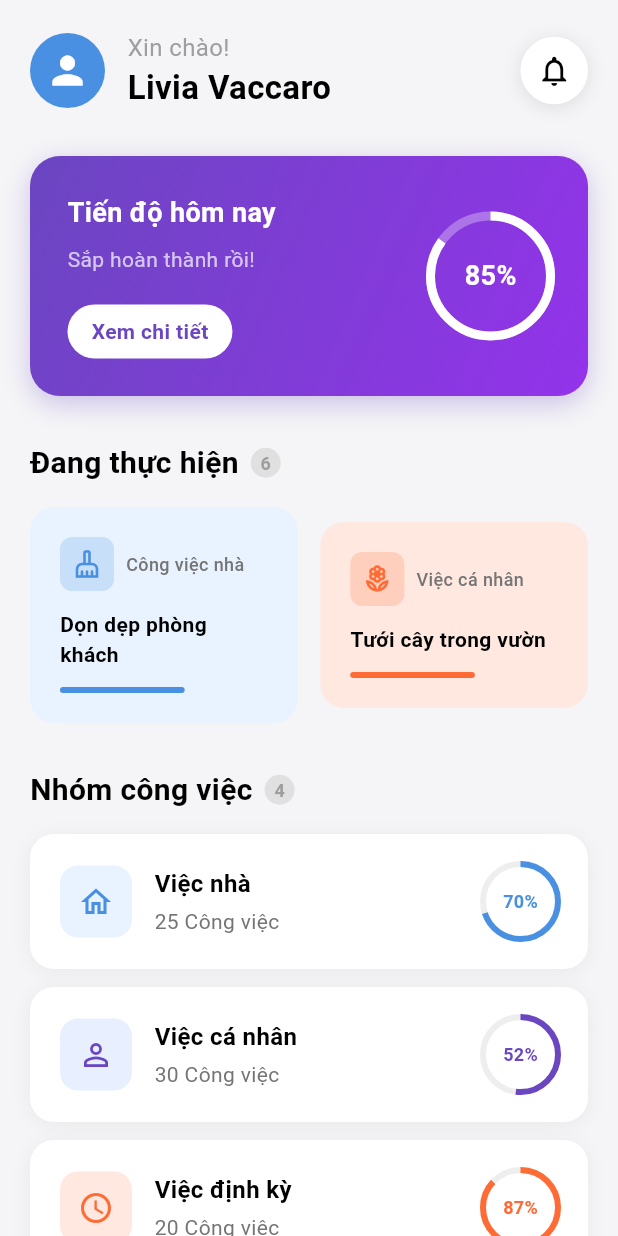
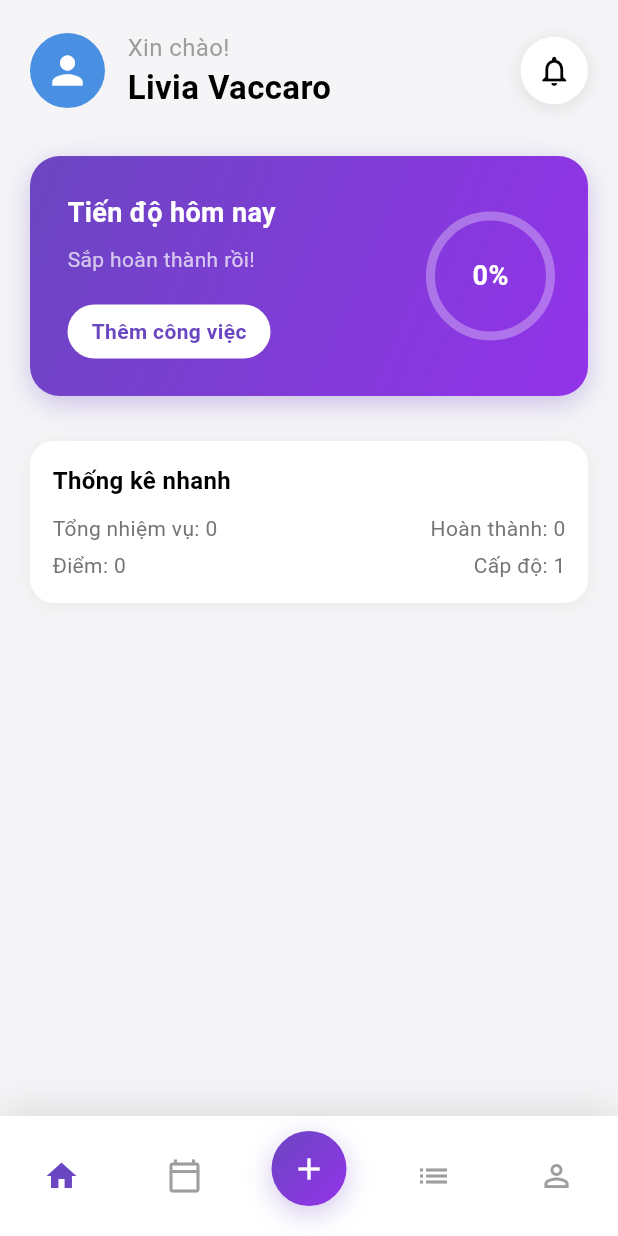
Before and after one commit to NguyenNhatHuynh/FamTask, a Flutter app: the DashboardScreen screen opened by its route, on a phone screen of 412 x 824 dp. Run offline on Flutter 3.47's test engine with Material 3 defaults, Android fonts, the light colour scheme and no system bars; our stand-ins replace firebase_auth, firebase_core, flutter_riverpod, freezed_annotation, go_router, sqflite; accounts and stored records are empty; generated files the repository leaves out were written again.

Commit message:
fix GoRouter The getter 'location' [temporary]

```diff
--- a/lib/app.dart
+++ b/lib/app.dart
@@ -17,7 +17,7 @@ class MyApp extends ConsumerWidget {
       debugShowCheckedModeBanner: false,
       theme: ThemeData(
         primaryColor: AppColors.primary,
-        scaffoldBackgroundColor: AppColors.background,
+        scaffoldBackgroundColor: const Color(0xFFF5F5F7),
         colorScheme: ColorScheme.fromSwatch().copyWith(
           primary: AppColors.primary,
           secondary: AppColors.secondary,
--- a/lib/features/dashboard/presentation/screens/dashboard_screen.dart
+++ b/lib/features/dashboard/presentation/screens/dashboard_screen.dart
@@ -1,13 +1,18 @@
 import 'package:flutter/material.dart';
 import 'package:flutter_riverpod/flutter_riverpod.dart';
 import 'package:go_router/go_router.dart';
+import 'package:famtask/core/models/task_model.dart';
+import 'package:famtask/core/providers/app_providers.dart';
 import 'package:famtask/routes/route_names.dart';
 
 class DashboardScreen extends ConsumerWidget {
-  const DashboardScreen({super.key});
+  final String location;
+  const DashboardScreen({super.key, required this.location});
 
   @override
   Widget build(BuildContext context, WidgetRef ref) {
+    final tasks = ref.watch(tasksProvider);
+
     return Scaffold(
       backgroundColor: const Color(0xFFF5F5F7),
       body: SafeArea(
@@ -19,18 +24,16 @@ class DashboardScreen extends ConsumerWidget {
               const SizedBox(height: 20),
               _buildHeader(),
               const SizedBox(height: 30),
-              _buildTodayProgressCard(),
+              _buildTodayProgressCard(context, ref),
               const SizedBox(height: 30),
-              _buildInProgressSection(),
+              _buildQuickStats(ref),
               const SizedBox(height: 30),
-              _buildTaskGroupsSection(),
-              const SizedBox(height: 30),
-              _buildBottomNavigation(context),
-              const SizedBox(height: 20),
+              const SizedBox(height: 20), // Placeholder for future content
             ],
           ),
         ),
       ),
+      bottomNavigationBar: _buildBottomNavigation(context, location),
     );
   }
 
@@ -72,7 +75,8 @@ class DashboardScreen extends ConsumerWidget {
     );
   }
 
-  Widget _buildTodayProgressCard() {
+  Widget _buildTodayProgressCard(BuildContext context, WidgetRef ref) {
+    final progress = ref.watch(tasksProvider.notifier).getTodayProgress();
     return Container(
       padding: const EdgeInsets.all(25),
       decoration: BoxDecoration(
@@ -92,10 +96,13 @@ class DashboardScreen extends ConsumerWidget {
                 const SizedBox(height: 8),
                 const Text('Sắp hoàn thành rồi!', style: TextStyle(color: Colors.white70, fontSize: 14)),
                 const SizedBox(height: 20),
-                Container(
-                  padding: const EdgeInsets.symmetric(horizontal: 16, vertical: 8),
-                  decoration: BoxDecoration(color: Colors.white, borderRadius: BorderRadius.circular(20)),
-                  child: const Text('Xem chi tiết', style: TextStyle(color: Color(0xFF6B46C1), fontSize: 14, fontWeight: FontWeight.w600)),
+                GestureDetector(
+                  onTap: () => context.push(RouteNames.addTask),
+                  child: Container(
+                    padding: const EdgeInsets.symmetric(horizontal: 16, vertical: 8),
+                    decoration: BoxDecoration(color: Colors.white, borderRadius: BorderRadius.circular(20)),
+                    child: const Text('Thêm công việc', style: TextStyle(color: Color(0xFF6B46C1), fontSize: 14, fontWeight: FontWeight.w600)),
+                  ),
                 ),
               ],
             ),
@@ -107,13 +114,13 @@ class DashboardScreen extends ConsumerWidget {
                 width: 80,
                 height: 80,
                 child: CircularProgressIndicator(
-                  value: 0.85,
+                  value: progress,
                   strokeWidth: 6,
                   backgroundColor: Colors.white30,
                   valueColor: const AlwaysStoppedAnimation<Color>(Colors.white),
                 ),
               ),
-              const Text('85%', style: TextStyle(color: Colors.white, fontSize: 18, fontWeight: FontWeight.bold)),
+              Text('${(progress * 100).toStringAsFixed(0)}%', style: const TextStyle(color: Colors.white, fontSize: 18, fontWeight: FontWeight.bold)),
             ],
           ),
         ],
@@ -121,105 +128,10 @@ class DashboardScreen extends ConsumerWidget {
     );
   }
 
-  Widget _buildInProgressSection() {
-    return Column(
-      crossAxisAlignment: CrossAxisAlignment.start,
-      children: [
-        Row(
-          children: [
-            const Text('Đang thực hiện', style: TextStyle(fontSize: 20, fontWeight: FontWeight.bold, color: Colors.black)),
-            const SizedBox(width: 8),
-            Container(
-              width: 20,
-              height: 20,
-              decoration: BoxDecoration(color: Colors.grey[300], borderRadius: BorderRadius.circular(10)),
-              child: const Center(
-                child: Text('6', style: TextStyle(fontSize: 12, color: Colors.grey, fontWeight: FontWeight.w600)),
-              ),
-            ),
-          ],
-        ),
-        const SizedBox(height: 15),
-        Row(
-          children: [
-            Expanded(child: _buildTaskCard('Công việc nhà', 'Dọn dẹp phòng khách', const Color(0xFFE8F3FF), const Color(0xFF4A90E2), Icons.cleaning_services_outlined)),
-            const SizedBox(width: 15),
-            Expanded(child: _buildTaskCard('Việc cá nhân', 'Tưới cây trong vườn', const Color(0xFFFFE8E0), const Color(0xFFFF6B35), Icons.local_florist_outlined)),
-          ],
-        ),
-      ],
-    );
-  }
-
-  Widget _buildTaskCard(String category, String title, Color bgColor, Color accentColor, IconData icon) {
+  Widget _buildQuickStats(WidgetRef ref) {
+    final userStats = ref.watch(tasksProvider.notifier).getUserStats();
     return Container(
-      padding: const EdgeInsets.all(20),
-      decoration: BoxDecoration(color: bgColor, borderRadius: BorderRadius.circular(16)),
-      child: Column(
-        crossAxisAlignment: CrossAxisAlignment.start,
-        children: [
-          Row(
-            children: [
-              Container(
-                padding: const EdgeInsets.all(8),
-                decoration: BoxDecoration(color: accentColor.withOpacity(0.2), borderRadius: BorderRadius.circular(8)),
-                child: Icon(icon, color: accentColor, size: 20),
-              ),
-              const SizedBox(width: 8),
-              Expanded(
-                child: Text(category, style: TextStyle(fontSize: 12, color: Colors.grey[600], fontWeight: FontWeight.w500)),
-              ),
-            ],
-          ),
-          const SizedBox(height: 12),
-          Text(title, style: const TextStyle(fontSize: 14, fontWeight: FontWeight.w600, color: Colors.black)),
-          const SizedBox(height: 12),
-          Container(
-            height: 4,
-            decoration: BoxDecoration(color: Colors.grey[300], borderRadius: BorderRadius.circular(2)),
-            child: FractionallySizedBox(
-              widthFactor: 0.6,
-              child: Container(
-                decoration: BoxDecoration(color: accentColor, borderRadius: BorderRadius.circular(2)),
-              ),
-            ),
-          ),
-        ],
-      ),
-    );
-  }
-
-  Widget _buildTaskGroupsSection() {
-    return Column(
-      crossAxisAlignment: CrossAxisAlignment.start,
-      children: [
-        Row(
-          children: [
-            const Text('Nhóm công việc', style: TextStyle(fontSize: 20, fontWeight: FontWeight.bold, color: Colors.black)),
-            const SizedBox(width: 8),
-            Container(
-              width: 20,
-              height: 20,
-              decoration: BoxDecoration(color: Colors.grey[300], borderRadius: BorderRadius.circular(10)),
-              child: const Center(
-                child: Text('4', style: TextStyle(fontSize: 12, color: Colors.grey, fontWeight: FontWeight.w600)),
-              ),
-            ),
-          ],
-        ),
-        const SizedBox(height: 15),
-        _buildTaskGroupItem('Việc nhà', '25 Công việc', const Color(0xFFE8F3FF), const Color(0xFF4A90E2), Icons.home_outlined, '70%'),
-        const SizedBox(height: 12),
-        _buildTaskGroupItem('Việc cá nhân', '30 Công việc', const Color(0xFFE8F0FF), const Color(0xFF6B46C1), Icons.person_outline, '52%'),
-        const SizedBox(height: 12),
-        _buildTaskGroupItem('Việc định kỳ', '20 Công việc', const Color(0xFFFFE8E0), const Color(0xFFFF6B35), Icons.schedule_outlined, '87%'),
-      ],
-    );
-  }
-
-  Widget _buildTaskGroupItem(String title, String subtitle, Color bgColor, Color accentColor, IconData icon, String progress) {
-    return Container(
-      padding: const EdgeInsets.all(20),
+      padding: const EdgeInsets.all(15),
       decoration: BoxDecoration(
         color: Colors.white,
         borderRadius: BorderRadius.circular(16),
@@ -227,38 +139,24 @@ class DashboardScreen extends ConsumerWidget {
           BoxShadow(color: Colors.black.withOpacity(0.05), blurRadius: 10, offset: const Offset(0, 2)),
         ],
       ),
-      child: Row(
+      child: Column(
+        crossAxisAlignment: CrossAxisAlignment.start,
         children: [
-          Container(
-            padding: const EdgeInsets.all(12),
-            decoration: BoxDecoration(color: bgColor, borderRadius: BorderRadius.circular(12)),
-            child: Icon(icon, color: accentColor, size: 24),
+          const Text('Thống kê nhanh', style: TextStyle(fontSize: 16, fontWeight: FontWeight.w600, color: Colors.black)),
+          const SizedBox(height: 10),
+          Row(
+            mainAxisAlignment: MainAxisAlignment.spaceBetween,
+            children: [
+              Text('Tổng nhiệm vụ: ${userStats['totalTasks'] ?? 0}', style: TextStyle(color: Colors.grey[600])),
+              Text('Hoàn thành: ${userStats['completedTasks'] ?? 0}', style: TextStyle(color: Colors.grey[600])),
+            ],
           ),
-          const SizedBox(width: 15),
-          Expanded(
-            child: Column(
-              crossAxisAlignment: CrossAxisAlignment.start,
-              children: [
-                Text(title, style: const TextStyle(fontSize: 16, fontWeight: FontWeight.w600, color: Colors.black)),
-                const SizedBox(height: 4),
-                Text(subtitle, style: TextStyle(fontSize: 14, color: Colors.grey[600])),
-              ],
-            ),
-          ),
-          Stack(
-            alignment: Alignment.center,
+          const SizedBox(height: 5),
+          Row(
+            mainAxisAlignment: MainAxisAlignment.spaceBetween,
             children: [
-              SizedBox(
-                width: 50,
-                height: 50,
-                child: CircularProgressIndicator(
-                  value: int.parse(progress.replaceAll('%', '')) / 100,
-                  strokeWidth: 4,
-                  backgroundColor: Colors.grey[200],
-                  valueColor: AlwaysStoppedAnimation<Color>(accentColor),
-                ),
-              ),
-              Text(progress, style: TextStyle(fontSize: 12, fontWeight: FontWeight.w600, color: accentColor)),
+              Text('Điểm: ${userStats['totalPoints'] ?? 0}', style: TextStyle(color: Colors.grey[600])),
+              Text('Cấp độ: ${userStats['level'] ?? 1}', style: TextStyle(color: Colors.grey[600])),
             ],
           ),
         ],
@@ -266,28 +164,26 @@ class DashboardScreen extends ConsumerWidget {
     );
   }
 
-  Widget _buildBottomNavigation(BuildContext context) {
+  Widget _buildBottomNavigation(BuildContext context, String location) {
     return Container(
-      padding: const EdgeInsets.symmetric(horizontal: 20, vertical: 15),
+      padding: const EdgeInsets.symmetric(vertical: 10),
       decoration: BoxDecoration(
         color: Colors.white,
-        borderRadius: BorderRadius.circular(25),
         boxShadow: [
-          BoxShadow(color: Colors.black.withOpacity(0.1), blurRadius: 20, offset: const Offset(0, 5)),
+          BoxShadow(color: Colors.black.withOpacity(0.1), blurRadius: 20, offset: const Offset(0, -5)),
         ],
       ),
       child: Row(
         mainAxisAlignment: MainAxisAlignment.spaceAround,
         children: [
-          _buildNavItem(Icons.home, true),
-          _buildNavItem(Icons.calendar_today_outlined, false),
+          _buildNavItem(Icons.home, RouteNames.dashboard, location, context),
+          _buildNavItem(Icons.calendar_today_outlined, '/calendar', location, context),
           GestureDetector(
-            onTap: () {
-              context.push(RouteNames.addTask);
-            },
+            onTap: () => context.push(RouteNames.addTask),
             child: Container(
               width: 50,
               height: 50,
+              margin: const EdgeInsets.only(bottom: 10),
               decoration: BoxDecoration(
                 gradient: const LinearGradient(colors: [Color(0xFF6B46C1), Color(0xFF9333EA)], begin: Alignment.topLeft, end: Alignment.bottomRight),
                 borderRadius: BorderRadius.circular(25),
@@ -298,17 +194,22 @@ class DashboardScreen extends ConsumerWidget {
               child: const Icon(Icons.add, color: Colors.white, size: 24),
             ),
           ),
-          _buildNavItem(Icons.folder_outlined, false),
-          _buildNavItem(Icons.person_outline, false),
+          _buildNavItem(Icons.list, RouteNames.taskList, location, context),
+          _buildNavItem(Icons.person_outline, '/profile', location, context),
         ],
       ),
     );
   }
 
-  Widget _buildNavItem(IconData icon, bool isActive) {
-    return Container(
-      padding: const EdgeInsets.all(10),
-      child: Icon(icon, color: isActive ? const Color(0xFF6B46C1) : Colors.grey, size: 24),
+  Widget _buildNavItem(IconData icon, String route, String currentLocation, BuildContext context) {
+    final isActive = currentLocation == route || (route == RouteNames.dashboard && currentLocation == '/dashboard');
+    return IconButton(
+      icon: Icon(icon, color: isActive ? const Color(0xFF6B46C1) : Colors.grey, size: 24),
+      onPressed: () {
+        if (currentLocation != route) {
+          context.go(route);
+        }
+      },
     );
   }
 }
--- a/lib/routes/app_router.dart
+++ b/lib/routes/app_router.dart
@@ -6,7 +6,6 @@ import 'package:famtask/features/authentication/presentation/screens/sign_up_scr
 import 'package:famtask/features/dashboard/presentation/screens/dashboard_screen.dart';
 import 'package:famtask/features/tasks/presentation/screens/add_task_screen.dart';
 import 'package:famtask/routes/route_names.dart';
-
 
 final routerProvider = Provider<GoRouter>((ref) {
   return GoRouter(
@@ -22,7 +21,7 @@ final routerProvider = Provider<GoRouter>((ref) {
       ),
       GoRoute(
         path: RouteNames.dashboard,
-        builder: (context, state) => const DashboardScreen(),
+        builder: (context, state) => DashboardScreen(location: state.uri.toString()),
       ),
       GoRoute(
         path: RouteNames.addTask,
--- a/lib/routes/route_names.dart
+++ b/lib/routes/route_names.dart
@@ -3,5 +3,6 @@ class RouteNames {
   static const String signUp = '/sign-up';
   static const String dashboard = '/dashboard';
   static const String addTask = '/add-task';
-  // static const String householdSetup = '/household-setup';
+  static const String taskDetail = '/task-detail';
+  static const String taskList = '/tasks'; // New route
 }
--- a/pubspec.yaml
+++ b/pubspec.yaml
@@ -4,7 +4,7 @@ publish_to: 'none'
 version: 1.0.0+1
 
 environment:
-  sdk: '>=3.5.0 <4.0.0' # Broaden SDK range for compatibility
+  sdk: '>=3.5.0 <4.0.0'
 
 dependencies:
   flutter:
@@ -14,7 +14,7 @@ dependencies:
   firebase_auth: ^5.3.1
   google_sign_in: ^6.2.1
   flutter_riverpod: ^2.5.1
-  go_router: ^14.2.8
+  go_router: 14.8.1  # Explicitly pinned to match error log version
   freezed_annotation: ^2.4.4
   json_annotation: ^4.9.0
   equatable: ^2.0.5
@@ -38,7 +38,7 @@ dev_dependencies:
   leak_tracker_testing: ^3.0.1
   test_api: ^0.7.3
   vector_math: ^2.1.4
-  vm_service: ^15.0.0 # Updated to resolve conflict
+  vm_service: ^15.0.0
 
 flutter:
   uses-material-design: true
```
Also changed, not shown: lib/core/providers/app_providers.dart (+136 -4 lines), lib/core/services/database_service.dart (+282 -3 lines), lib/features/tasks/presentation/screens/task_list_screen.dart (+61 -27 lines).
